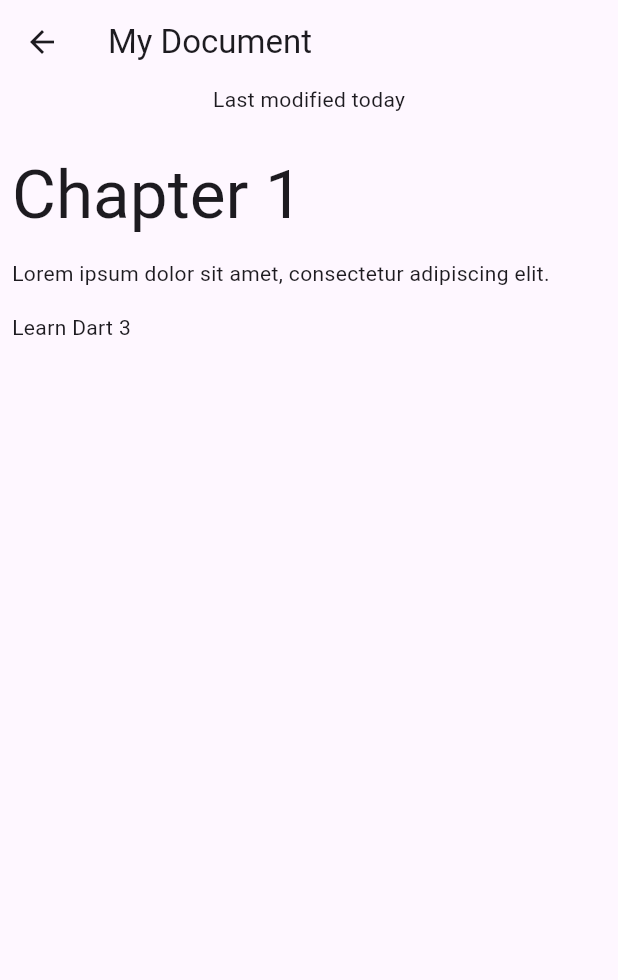
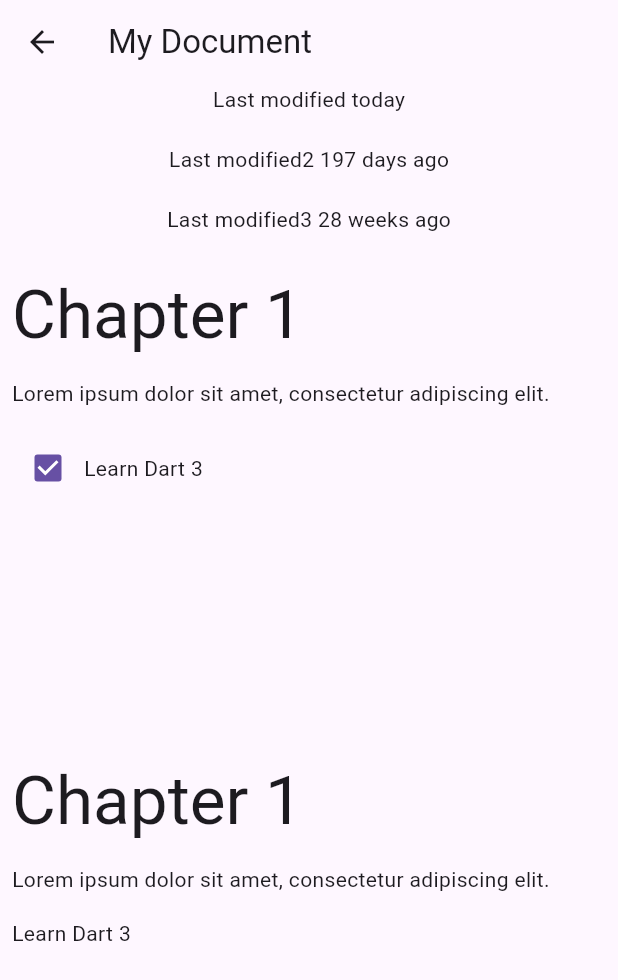
Before and after one commit to dididada8/my_flutter_demo, a Flutter app: the DocumentScreenDemo screen opened directly, on a phone screen of 412 x 824 dp. Shown: the top 980 px of the screen. Run offline on Flutter 3.47's test engine with Material 3 defaults, Android fonts, the phone set to English and light mode, and no system bars; our stand-ins replace shared_preferences; accounts and stored records are empty.

Commit message:
init project

```diff
--- a/lib/page/patterns_codelab/DocumentScreenDemo.dart
+++ b/lib/page/patterns_codelab/DocumentScreenDemo.dart
@@ -30,6 +30,35 @@ class BlockWidget extends StatelessWidget {
         block.text,
         style: textStyle,
       ),
+    );
+  }
+}
+
+class Block2Widget extends StatelessWidget {
+  final Block2 block;
+
+  const Block2Widget({
+    required this.block,
+    Key? key,
+  }) : super(key: key);
+
+  @override
+  Widget build(BuildContext context) {
+    return Container(
+      margin: const EdgeInsets.all(8),
+      child: switch (block) {
+        HeaderBlock(:var text) => Text(
+            text,
+            style: Theme.of(context).textTheme.displayMedium,
+          ),
+        ParagraphBlock(:var text) => Text(text),
+        CheckboxBlock(:var text, :var isChecked) => Row(
+            children: [
+              Checkbox(value: isChecked, onChanged: (_) {}),
+              Text(text),
+            ],
+          ),
+      },
     );
   }
 }
@@ -87,8 +116,14 @@ class DocumentScreenDemo extends StatelessWidget {
   @override
   Widget build(BuildContext context) {
     var (title, :modified) = document.getMetadata();
+    var (title2, :modified2) = document.getMetadata2();
+    var (title3, :modified3) = document.getMetadata3();
+    var formattedModifiedDate = formatDate(modified); // New
+    var formattedModifiedDate2 = formatDate(modified2); // New
+    var formattedModifiedDate3 = formatDate_2(modified3); // New
+
     var blocks = document.getBlocks(); // New
-    var formattedModifiedDate = formatDate(modified); // New
+    var blocks2 = document.getBlocks2(); // New
 
     return Scaffold(
       appBar: AppBar(
@@ -98,6 +133,18 @@ class DocumentScreenDemo extends StatelessWidget {
           child: Column(mainAxisAlignment: MainAxisAlignment.center, children: [
         Text('Last modified $formattedModifiedDate'),
         const SizedBox(height: 20),
+        Text('Last modified2 $formattedModifiedDate2'),
+        const SizedBox(height: 20),
+        Text('Last modified3 $formattedModifiedDate3'),
+        const SizedBox(height: 20),
+        Expanded(
+          child: ListView.builder(
+            itemCount: blocks2.length,
+            itemBuilder: (context, index) {
+              return Block2Widget(block: blocks2[index]);
+            },
+          ),
+        ),
         Expanded(
           child: ListView.builder(
             itemCount: blocks.length,
--- a/lib/page/patterns_codelab/data.dart
+++ b/lib/page/patterns_codelab/data.dart
@@ -53,6 +53,16 @@ class Document {
       throw const FormatException('Unexpected JSON format');
     }
   }
+
+  List<Block2> getBlocks2() {
+    if (_json case {'blocks': List blocksJson}) {
+      return <Block2>[
+        for (var blockJson in blocksJson) Block2.fromJson(blockJson)
+      ];
+    } else {
+      throw const FormatException('Unexpected JSON format');
+    }
+  }
 }
 
 const documentJson = '''
@@ -72,7 +82,7 @@ const documentJson = '''
     },
     {
       "type": "checkbox",
-      "checked": false,
+      "checked": true,
       "text": "Learn Dart 3"
     }
   ]
@@ -98,3 +108,36 @@ class Block {
     return '{type: $type, text: $text}';
   }
 }
+
+class HeaderBlock extends Block2 {
+  final String text;
+
+  HeaderBlock(this.text);
+}
+
+class ParagraphBlock extends Block2 {
+  final String text;
+
+  ParagraphBlock(this.text);
+}
+
+class CheckboxBlock extends Block2 {
+  final String text;
+  final bool isChecked;
+
+  CheckboxBlock(this.text, this.isChecked);
+}
+
+sealed class Block2 {
+  Block2();
+
+  factory Block2.fromJson(Map<String, Object?> json) {
+    return switch (json) {
+      {'type': 'h1', 'text': String text} => HeaderBlock(text),
+      {'type': 'p', 'text': String text} => ParagraphBlock(text),
+      {'type': 'checkbox', 'text': String text, 'checked': bool checked} =>
+        CheckboxBlock(text, checked),
+      _ => throw const FormatException('Unexpected JSON format'),
+    };
+  }
+}
```
